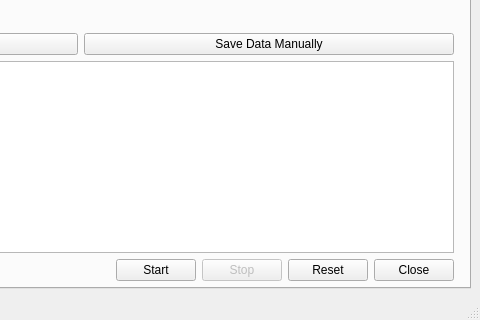
Qt form MLDataLabeler/mlDataLabeler_rack_container_box.ui (herleraja/WiCoSens) before a commit; both pictures show x 862 to 1342 and y 395 to 715 of the 1342 by 715 pixel window.
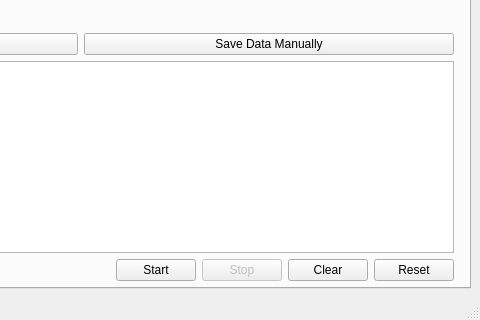
The same form after that commit. Icons and pictures are not drawn.

Commit message: Clear Functionality added

```diff
--- a/MLDataLabeler/mlDataLabeler_rack_container_box.ui
+++ b/MLDataLabeler/mlDataLabeler_rack_container_box.ui
@@ -92,16 +92,16 @@
             </widget>
            </item>
            <item>
-            <widget class="QPushButton" name="resetBtn">
+            <widget class="QPushButton" name="clearPushButton">
              <property name="text">
-              <string>Reset</string>
+              <string>Clear</string>
              </property>
             </widget>
            </item>
            <item>
-            <widget class="QPushButton" name="closeBtn">
+            <widget class="QPushButton" name="resetBtn">
              <property name="text">
-              <string>Close</string>
+              <string>Reset</string>
              </property>
             </widget>
            </item>
```
The commit also changes 1 other file.
